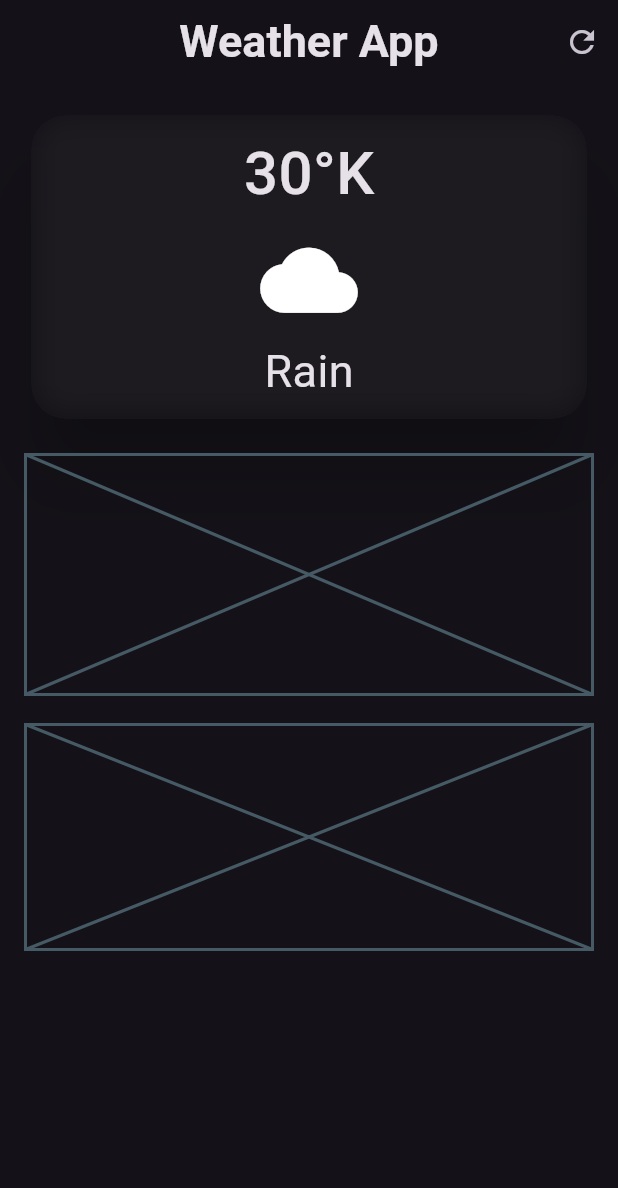
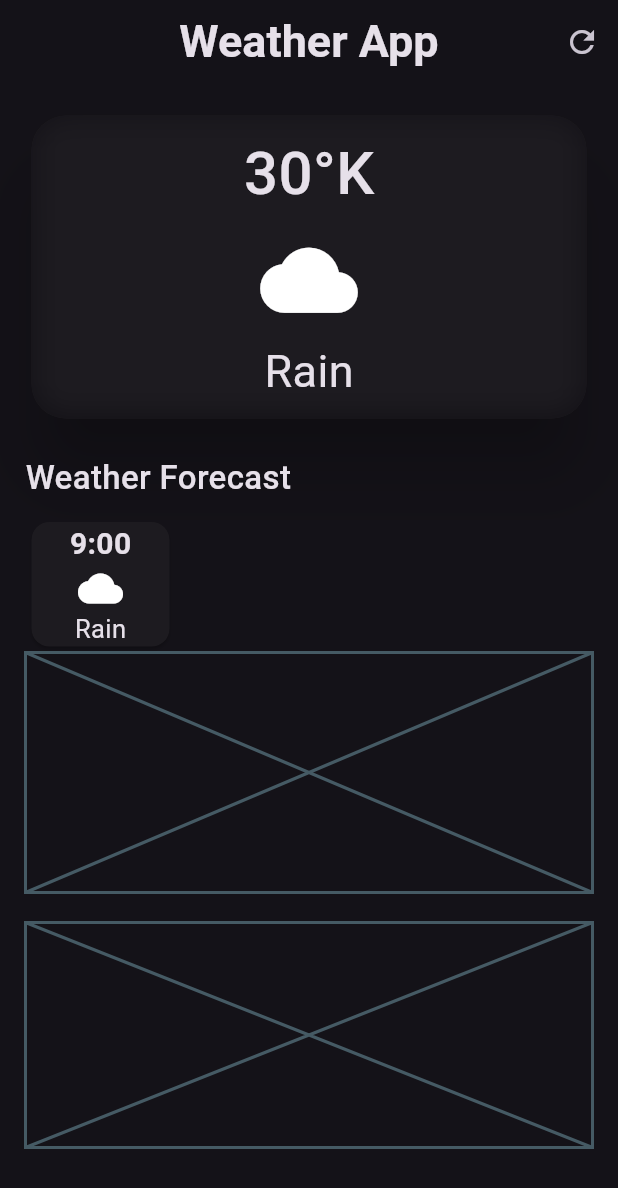
Before and after one commit to Ajallen14/Weather_App, a Flutter app: the screen it shows after launch, on a phone screen of 412 x 824 dp. Shown: the top 1188 px of the screen. Run offline on Flutter 3.47's test engine with Material 3 defaults, Android fonts, the phone set to English and light mode, and no system bars.

Commit message:
Weather Forecast Cards

```diff
--- a/lib/weather_screen.dart
+++ b/lib/weather_screen.dart
@@ -23,9 +23,11 @@ class WeatherScreen extends StatelessWidget {
           ),
         ],
       ),
+
       body: Padding(
         padding: const EdgeInsets.all(17),
         child: Column(
+          crossAxisAlignment: CrossAxisAlignment.start,
           children: [
             SizedBox(
               width: double.infinity,
@@ -61,6 +63,35 @@ class WeatherScreen extends StatelessWidget {
               ),
             ),
             const SizedBox(height: 20),
+            Text(
+              "Weather Forecast",
+              style: TextStyle(fontSize: 22, fontWeight: FontWeight.w500),
+            ),
+            SizedBox(height: 10),
+            Row(
+              children: [
+                SizedBox(
+                  width: 100,
+                  child: Card(
+                    child: Column(
+                      children: [
+                        Text(
+                          "9:00",
+                          style: TextStyle(
+                            fontSize: 20,
+                            fontWeight: FontWeight.bold,
+                          ),
+                        ),
+                        const SizedBox(width: 15),
+                        Icon(Icons.cloud, size: 30),
+                        SizedBox(width: 15),
+                        Text("Rain", style: TextStyle(fontSize: 17)),
+                      ],
+                    ),
+                  ),
+                ),
+              ],
+            ),
             const Placeholder(
               // weatherforecast cards
               fallbackHeight: 160,
```
